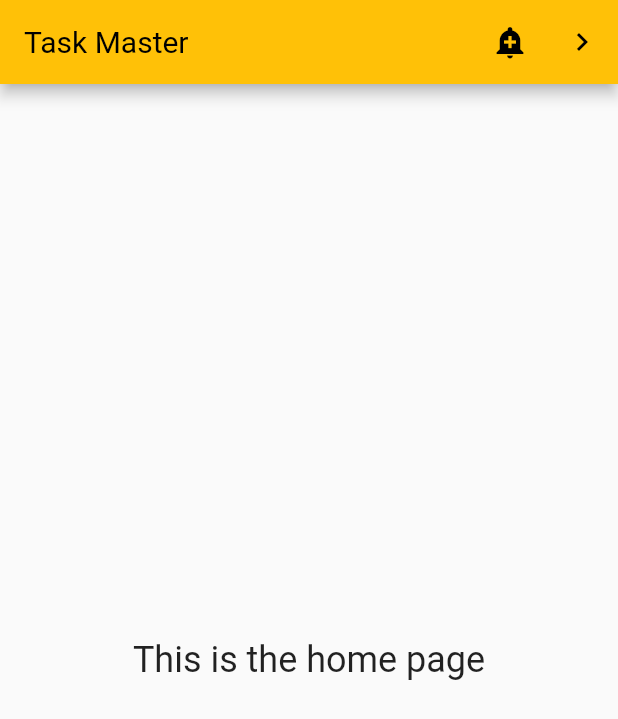
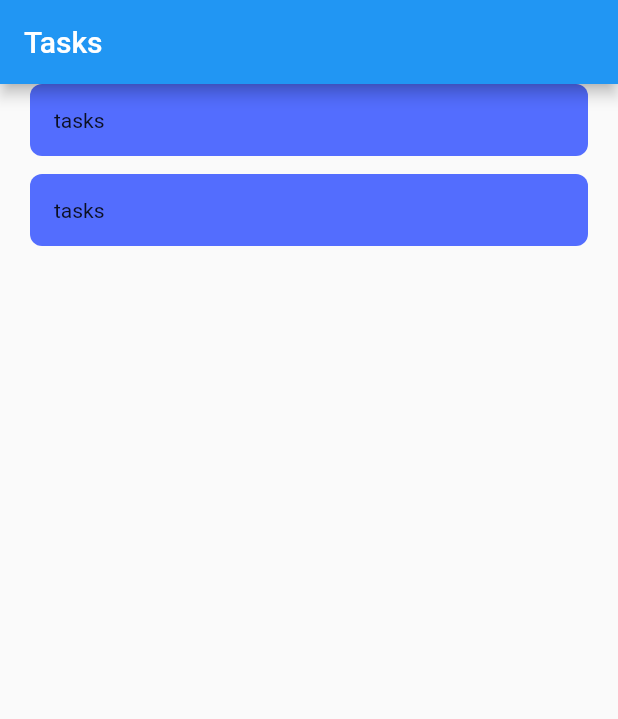
Before and after one commit to jawaher-alqotym/toDoList_flutter_app, a Flutter app: the screen it shows after launch, on a phone screen of 412 x 824 dp. Shown: the top 719 px of the screen. Run offline on Flutter 3.47's test engine with Material 2 defaults, Android fonts, the phone set to English and light mode, and no system bars.

Commit message:
new commit

```diff
--- a/lib/main.dart
+++ b/lib/main.dart
@@ -1,9 +1,11 @@
+import 'dart:developer';
+
 import 'package:flutter/material.dart';
 
-void main() => runApp(const AppBarApp());
+void main() => runApp(const ToDoListApp());
 
-class AppBarApp extends StatelessWidget {
-  const AppBarApp({super.key});
+class ToDoListApp extends StatelessWidget {
+  const ToDoListApp({super.key});
 
   @override
   Widget build(BuildContext context) {
@@ -20,52 +22,43 @@ class AppBarExample extends StatelessWidget {
   Widget build(BuildContext context) {
     return Scaffold(
       appBar: AppBar(
-        title: const Text('Task Master'),
-          backgroundColor: Colors.amber,
-          titleTextStyle: TextStyle(color: Colors.black, fontSize: 20),
-          actions: <Widget>[
-          IconButton(
-            icon: const Icon(Icons.add_alert),
-            color: Colors.black,
-            tooltip: 'Show Snackbar',
-            onPressed: () {
-              ScaffoldMessenger.of(context).showSnackBar(
-                  const SnackBar(content: Text('This is a snackbar')));
-            },
-          ),
-          IconButton(
-            icon: const Icon(Icons.navigate_next),
-            color: Colors.black,
-            tooltip: 'Go to the next page',
-            onPressed: () {
-              Navigator.push(context, MaterialPageRoute<void>(
-                builder: (BuildContext context) {
-                  return Scaffold(
-                    appBar: AppBar(
-                      title: const Text('Next page'),
-                      backgroundColor: Colors.amber,
-                      titleTextStyle: TextStyle(color: Colors.black, fontSize: 20),
-
-                    ),
-                    body: const Center(
-                      child: Text(
-                        'This is the next page',
-                        style: TextStyle(fontSize: 24),
-                      ),
-                    ),
-                  );
-                },
-              ));
-            },
-          ),
-        ],
+        title: Text("Tasks"),
       ),
-      body: const Center(
-        child: Text(
-          'This is the home page',
-          style: TextStyle(fontSize: 24),
-        ),
-      ),
+      body: AppBody(),
     );
   }
 }
+
+class AppBody extends StatelessWidget {
+  const AppBody({super.key});
+
+  @override
+  Widget build(BuildContext context) {
+    return Column(
+      children: [
+        ListItem(),
+        ListItem()
+      ],
+    );
+  }
+}
+
+class ListItem extends StatelessWidget {
+  const ListItem({super.key});
+
+  @override
+  Widget build(BuildContext context) {
+    return  Container(
+        padding: EdgeInsets.symmetric(horizontal: 20),
+        width: MediaQuery.of(context).size.width,
+        margin: EdgeInsets.only(bottom: 12),
+        child: Container(
+               child: Text("tasks"),
+               padding: EdgeInsets.all(16),
+               decoration: BoxDecoration(
+               borderRadius: BorderRadius.circular(8),
+               color: Colors.indigoAccent,),
+        ),
+    );
+  }
+}
```
Also changed, not shown: 1 other file.
